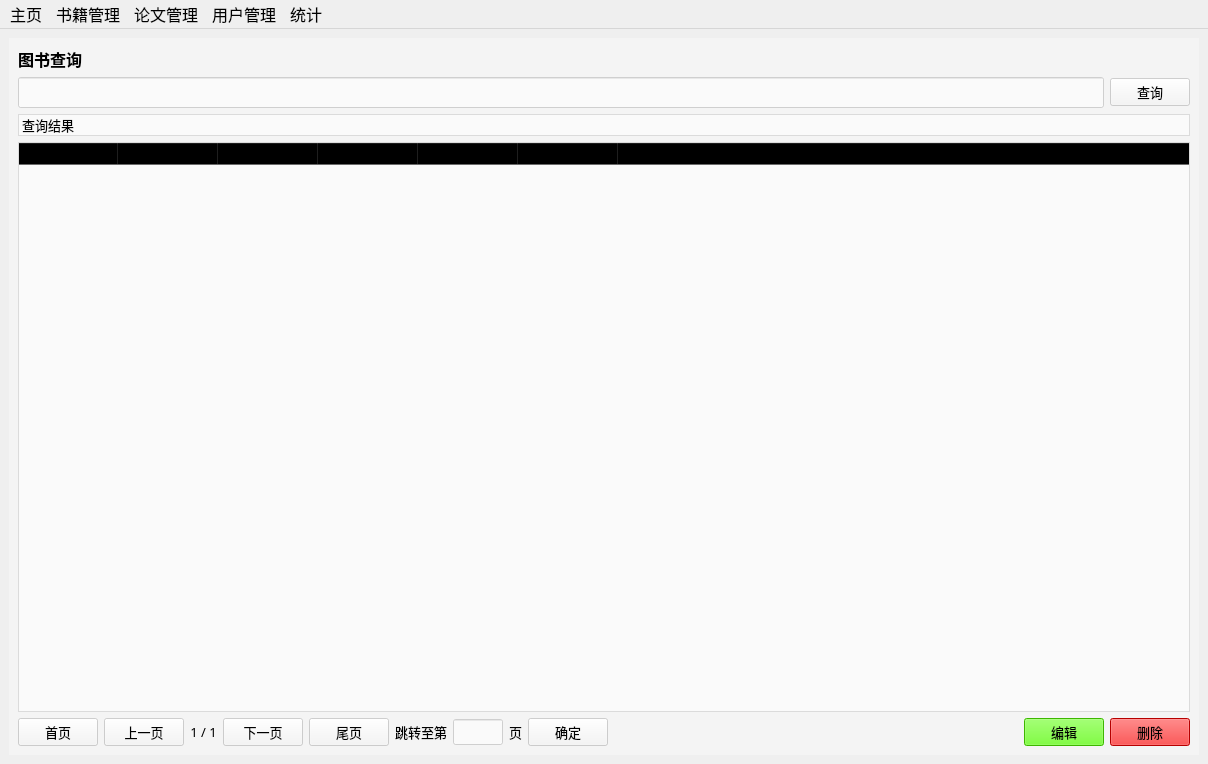
sophiefy/WHU-MMS, file admin/frontend/mainWin.ui: the form before one commit.
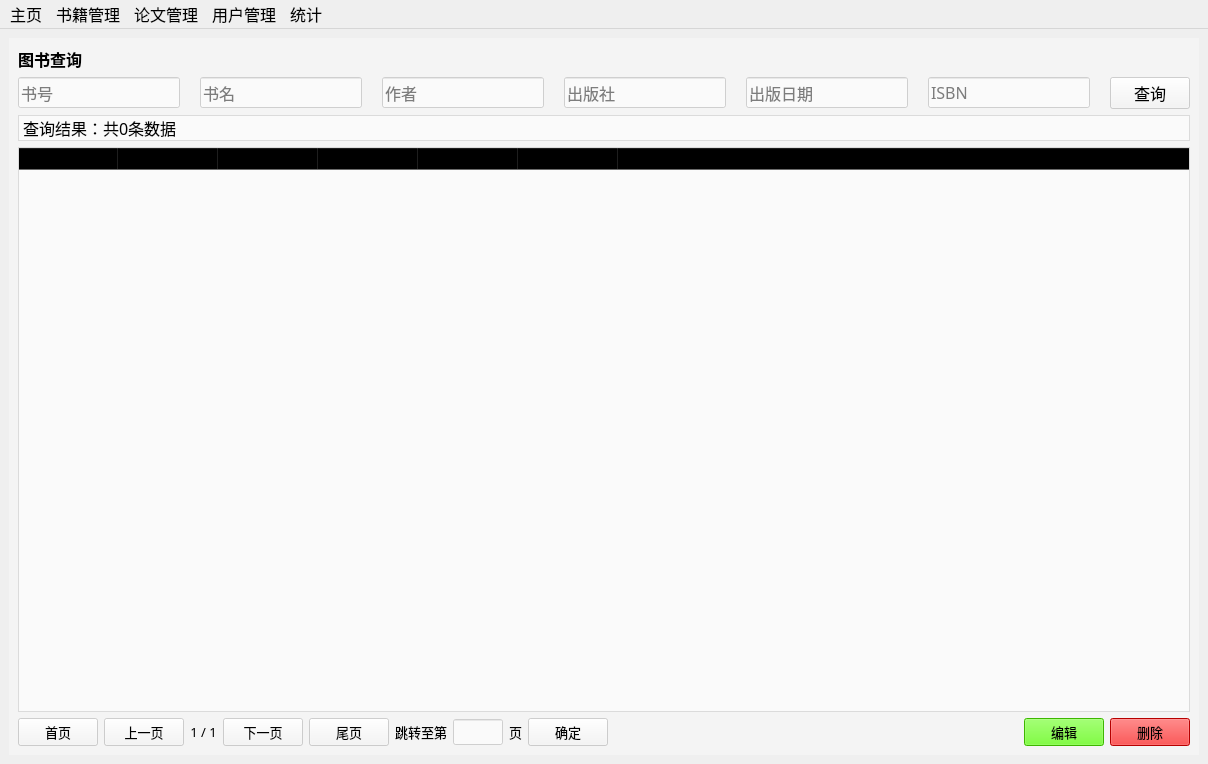
The form after the commit. The open tabs and pages were chosen to show the change. Icons and pictures are not drawn.

Diff of the .ui file:
```diff
--- a/admin/frontend/mainWin.ui
+++ b/admin/frontend/mainWin.ui
@@ -630,8 +630,215 @@
        </layout>
       </widget>
       <widget class="QWidget" name="pageSearchBook">
-       <layout class="QGridLayout" name="gridLayout_4">
-        <item row="4" column="0">
+       <layout class="QVBoxLayout" name="verticalLayout_6">
+        <item>
+         <widget class="QLabel" name="label_22">
+          <property name="font">
+           <font>
+            <family>微软雅黑</family>
+            <pointsize>12</pointsize>
+            <weight>75</weight>
+            <bold>true</bold>
+           </font>
+          </property>
+          <property name="text">
+           <string>图书查询</string>
+          </property>
+         </widget>
+        </item>
+        <item>
+         <layout class="QHBoxLayout" name="horizontalLayout">
+          <property name="spacing">
+           <number>20</number>
+          </property>
+          <item>
+           <widget class="QLineEdit" name="searchBookKeyEdit">
+            <property name="font">
+             <font>
+              <family>微软雅黑</family>
+              <pointsize>12</pointsize>
+             </font>
+            </property>
+            <property name="styleSheet">
+             <string notr="true">background-color: rgba(255, 255, 255, 150);</string>
+            </property>
+            <property name="placeholderText">
+             <string>书号</string>
+            </property>
+           </widget>
+          </item>
+          <item>
+           <widget class="QLineEdit" name="searchBookNameEdit">
+            <property name="font">
+             <font>
+              <family>微软雅黑</family>
+              <pointsize>12</pointsize>
+             </font>
+            </property>
+            <property name="styleSheet">
+             <string notr="true">background-color: rgba(255, 255, 255, 150);</string>
+            </property>
+            <property name="placeholderText">
+             <string>书名</string>
+            </property>
+           </widget>
+          </item>
+          <item>
+           <widget class="QLineEdit" name="searchBookAuthorEdit">
+            <property name="font">
+             <font>
+              <family>微软雅黑</family>
+              <pointsize>12</pointsize>
+             </font>
+            </property>
+            <property name="styleSheet">
+             <string notr="true">background-color: rgba(255, 255, 255, 150);</string>
+            </property>
+            <property name="placeholderText">
+             <string>作者</string>
+            </property>
+           </widget>
+          </item>
+          <item>
+           <widget class="QLineEdit" name="searchBookPressEdit">
+            <property name="font">
+             <font>
+              <family>微软雅黑</family>
+              <pointsize>12</pointsize>
+             </font>
+            </property>
+            <property name="styleSheet">
+             <string notr="true">background-color: rgba(255, 255, 255, 150);</string>
+            </property>
+            <property name="placeholderText">
+             <string>出版社</string>
+            </property>
+           </widget>
+          </item>
+          <item>
+           <widget class="QLineEdit" name="searchBookDateEdit">
+            <property name="font">
+             <font>
+              <family>微软雅黑</family>
+              <pointsize>12</pointsize>
+             </font>
+            </property>
+            <property name="styleSheet">
+             <string notr="true">background-color: rgba(255, 255, 255, 150);</string>
+            </property>
+            <property name="placeholderText">
+             <string>出版日期</string>
+            </property>
+           </widget>
+          </item>
+          <item>
+           <widget class="QLineEdit" name="searchBookISBNEdit">
+            <property name="font">
+             <font>
+              <family>微软雅黑</family>
+              <pointsize>12</pointsize>
+             </font>
+            </property>
+            <property name="styleSheet">
+             <string notr="true">background-color: rgba(255, 255, 255, 150);</string>
+            </property>
+            <property name="placeholderText">
+             <string>ISBN</string>
+            </property>
+           </widget>
+          </item>
+          <item>
+           <widget class="QPushButton" name="searchBookBtn">
+            <property name="font">
+             <font>
+              <family>微软雅黑</family>
+              <pointsize>12</pointsize>
+             </font>
+            </property>
+            <property name="text">
+             <string>查询</string>
+            </property>
+           </widget>
+          </item>
+         </layout>
+        </item>
+        <item>
+         <widget class="QLabel" name="label_13">
+          <property name="font">
+           <font>
+            <family>微软雅黑</family>
+            <pointsize>12</pointsize>
+           </font>
+          </property>
+          <property name="styleSheet">
+           <string notr="true">background-color: rgba(255, 255, 255, 150);</string>
+          </property>
+          <property name="frameShape">
+           <enum>QFrame::StyledPanel</enum>
+          </property>
+          <property name="frameShadow">
+           <enum>QFrame::Raised</enum>
+          </property>
+          <property name="text">
+           <string>查询结果：共0条数据</string>
+          </property>
+         </widget>
+        </item>
+        <item>
+         <widget class="QTableWidget" name="bookTbl">
+          <property name="font">
+           <font>
+            <family>微软雅黑</family>
+            <pointsize>10</pointsize>
+           </font>
+          </property>
+          <property name="styleSheet">
+           <string notr="true">background-color: rgba(255, 255, 255, 150);</string>
+          </property>
+          <property name="selectionBehavior">
+           <enum>QAbstractItemView::SelectRows</enum>
+          </property>
+          <attribute name="horizontalHeaderStretchLastSection">
+           <bool>true</bool>
+          </attribute>
+          <column>
+           <property name="text">
+            <string>书号</string>
+           </property>
+          </column>
+          <column>
+           <property name="text">
+            <string>书名</string>
+           </property>
+          </column>
+          <column>
+           <property name="text">
+            <string>作者</string>
+           </property>
+          </column>
+          <column>
+           <property name="text">
+            <string>出版社</string>
+           </property>
+          </column>
+          <column>
+           <property name="text">
+            <string>出版时间</string>
+           </property>
+          </column>
+          <column>
+           <property name="text">
+            <string>ISBN</string>
+           </property>
+          </column>
+          <column>
+           <property name="text">
+            <string>在库</string>
+           </property>
+          </column>
+         </widget>
+        </item>
+        <item>
          <layout class="QHBoxLayout" name="horizontalLayout_5">
           <item>
            <widget class="QPushButton" name="bookFirstBtn">
@@ -839,127 +1046,6 @@
           </item>
          </layout>
         </item>
-        <item row="2" column="0">
-         <widget class="QLabel" name="label_13">
-          <property name="font">
-           <font>
-            <family>微软雅黑</family>
-            <pointsize>10</pointsize>
-           </font>
-          </property>
-          <property name="styleSheet">
-           <string notr="true">background-color: rgba(255, 255, 255, 150);</string>
-          </property>
-          <property name="frameShape">
-           <enum>QFrame::StyledPanel</enum>
-          </property>
-          <property name="frameShadow">
-           <enum>QFrame::Raised</enum>
-          </property>
-          <property name="text">
-           <string>查询结果</string>
-          </property>
-         </widget>
-        </item>
-        <item row="1" column="0">
-         <layout class="QHBoxLayout" name="horizontalLayout">
-          <item>
-           <widget class="QLineEdit" name="searchBookEdit">
-            <property name="font">
-             <font>
-              <family>微软雅黑</family>
-              <pointsize>12</pointsize>
-             </font>
-            </property>
-            <property name="styleSheet">
-             <string notr="true">background-color: rgba(255, 255, 255, 150);</string>
-            </property>
-           </widget>
-          </item>
-          <item>
-           <widget class="QPushButton" name="searchBookBtn">
-            <property name="font">
-             <font>
-              <family>微软雅黑</family>
-              <pointsize>10</pointsize>
-             </font>
-            </property>
-            <property name="text">
-             <string>查询</string>
-            </property>
-           </widget>
-          </item>
-         </layout>
-        </item>
-        <item row="0" column="0">
-         <widget class="QLabel" name="label_22">
-          <property name="font">
-           <font>
-            <family>微软雅黑</family>
-            <pointsize>12</pointsize>
-            <weight>75</weight>
-            <bold>true</bold>
-           </font>
-          </property>
-          <property name="text">
-           <string>图书查询</string>
-          </property>
-         </widget>
-        </item>
-        <item row="3" column="0">
-         <widget class="QTableWidget" name="bookTbl">
-          <property name="font">
-           <font>
-            <family>微软雅黑</family>
-            <pointsize>10</pointsize>
-           </font>
-          </property>
-          <property name="styleSheet">
-           <string notr="true">background-color: rgba(255, 255, 255, 150);</string>
-          </property>
-          <property name="selectionBehavior">
-           <enum>QAbstractItemView::SelectRows</enum>
-          </property>
-          <attribute name="horizontalHeaderStretchLastSection">
-           <bool>true</bool>
-          </attribute>
-          <column>
-           <property name="text">
-            <string>书号</string>
-           </property>
-          </column>
-          <column>
-           <property name="text">
-            <string>书名</string>
-           </property>
-          </column>
-          <column>
-           <property name="text">
-            <string>作者</string>
-           </property>
-          </column>
-          <column>
-           <property name="text">
-            <string>出版社</string>
-           </property>
-          </column>
-          <column>
-           <property name="text">
-            <string>出版时间</string>
-           </property>
-          </column>
-          <column>
-           <property name="text">
-            <string>ISBN</string>
-           </property>
-          </column>
-          <column>
-           <property name="text">
-            <string>在库</string>
-           </property>
-          </column>
-         </widget>
-        </item>
        </layout>
       </widget>
       <widget class="QWidget" name="pageAddPaper">
```
Left out of the diff: 170 changed lines with no effect on the pictures.
